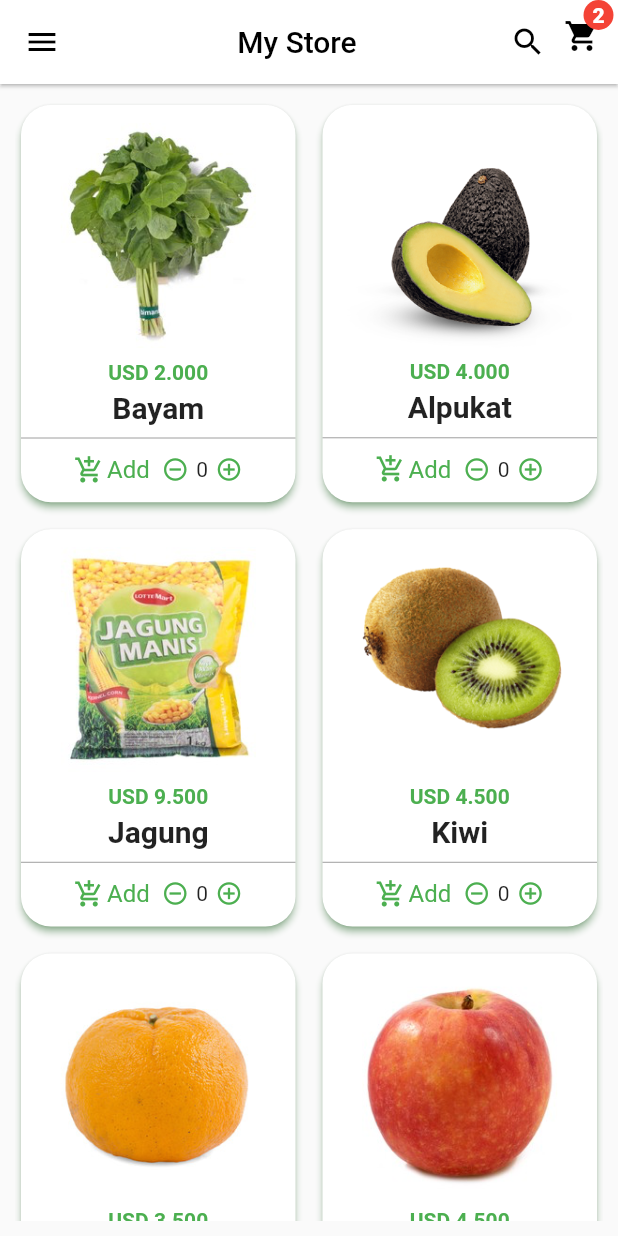
After one commit to agustig/flutter_grocery_ui, a Flutter app: the screen it shows after launch, on a phone screen of 412 x 824 dp. The commit adds this screen. Run offline on Flutter 3.47's test engine with Material 2 defaults, Android fonts, the phone set to English and light mode, and no system bars.

Commit message:
refactor for implement clean architecture

```diff
--- a/lib/models/product.dart
+++ b/lib/data/models/product_model.dart
@@ -1,11 +1,11 @@
-class Product {
+class ProductModel {
   final String title;
   final String price;
   final String quantity;
   final String image;
   final String description;
 
-  Product({
+  ProductModel({
     required this.title,
     required this.price,
     required this.quantity,
@@ -14,8 +14,8 @@ class Product {
   });
 }
 
-final List<Product> allProduct = [
-  Product(
+final List<ProductModel> allProduct = [
+  ProductModel(
     title: 'Bayam',
     price: '2.000',
     quantity: '1ikat',
@@ -23,7 +23,7 @@ final List<Product> allProduct = [
     description:
         'Secara umum sayuran dan buah-buahan merupakan sumber berbagai vitamin, mineral, dan serat pangan. Sebagian vitamin dan mineral yang terkandung dalam sayuran dan buah-buahan berperan untuk membantu proses-proses metabolisme di dalam tubuh, sedangkan antioksidan mampu menangkal senyawa-senyawa hasil oksidasi, radikal bebas, yang mampu menurunkan kondisi kesehatan tubuh',
   ),
-  Product(
+  ProductModel(
     title: 'Alpukat',
     price: '4.000',
     quantity: '1kg',
@@ -31,7 +31,7 @@ final List<Product> allProduct = [
     description:
         'Secara umum sayuran dan buah-buahan merupakan sumber berbagai vitamin, mineral, dan serat pangan. Sebagian vitamin dan mineral yang terkandung dalam sayuran dan buah-buahan berperan untuk membantu proses-proses metabolisme di dalam tubuh, sedangkan antioksidan mampu menangkal senyawa-senyawa hasil oksidasi, radikal bebas, yang mampu menurunkan kondisi kesehatan tubuh',
   ),
-  Product(
+  ProductModel(
     title: 'Jagung',
     price: '9.500',
     quantity: '1bungkus',
@@ -39,7 +39,7 @@ final List<Product> allProduct = [
     description:
         'Secara umum sayuran dan buah-buahan merupakan sumber berbagai vitamin, mineral, dan serat pangan. Sebagian vitamin dan mineral yang terkandung dalam sayuran dan buah-buahan berperan untuk membantu proses-proses metabolisme di dalam tubuh, sedangkan antioksidan mampu menangkal senyawa-senyawa hasil oksidasi, radikal bebas, yang mampu menurunkan kondisi kesehatan tubuh',
   ),
-  Product(
+  ProductModel(
     title: 'Kiwi',
     price: '4.500',
     quantity: '1kg',
@@ -47,7 +47,7 @@ final List<Product> allProduct = [
     description:
         'Secara umum sayuran dan buah-buahan merupakan sumber berbagai vitamin, mineral, dan serat pangan. Sebagian vitamin dan mineral yang terkandung dalam sayuran dan buah-buahan berperan untuk membantu proses-proses metabolisme di dalam tubuh, sedangkan antioksidan mampu menangkal senyawa-senyawa hasil oksidasi, radikal bebas, yang mampu menurunkan kondisi kesehatan tubuh',
   ),
-  Product(
+  ProductModel(
     title: 'Jeruk',
     price: '3.500',
     quantity: '1kg',
@@ -55,7 +55,7 @@ final List<Product> allProduct = [
     description:
         'Secara umum sayuran dan buah-buahan merupakan sumber berbagai vitamin, mineral, dan serat pangan. Sebagian vitamin dan mineral yang terkandung dalam sayuran dan buah-buahan berperan untuk membantu proses-proses metabolisme di dalam tubuh, sedangkan antioksidan mampu menangkal senyawa-senyawa hasil oksidasi, radikal bebas, yang mampu menurunkan kondisi kesehatan tubuh',
   ),
-  Product(
+  ProductModel(
     title: 'Apel',
     price: '4.500',
     quantity: '1kg',
--- /dev/null
+++ b/lib/presentation/pages/home_page.dart
@@ -0,0 +1,83 @@
+import 'package:flutter/material.dart';
+import 'package:grocery_ui/data/models/product_model.dart';
+import 'package:grocery_ui/presentation/widgets/product_widget.dart';
+
+class HomePage extends StatelessWidget {
+  HomePage({super.key});
+
+  final products = allProduct;
+
+  @override
+  Widget build(BuildContext context) {
+    return Scaffold(
+      appBar: AppBar(
+        leading: const Icon(
+          Icons.menu,
+          color: Colors.black,
+        ),
+        backgroundColor: Colors.white,
+        title: const Center(
+          child: Text(
+            'My Store',
+            style: TextStyle(
+              color: Colors.black,
+            ),
+          ),
+        ),
+        actions: [
+          const Icon(
+            Icons.search,
+            color: Colors.black,
+          ),
+          Stack(
+            children: [
+              IconButton(
+                onPressed: () {},
+                icon: const Icon(
+                  Icons.shopping_cart,
+                  color: Colors.black,
+                ),
+              ),
+              Positioned(
+                top: 0,
+                right: 3,
+                child: Container(
+                  height: 20,
+                  width: 20,
+                  decoration: const BoxDecoration(
+                    shape: BoxShape.circle,
+                    color: Colors.red,
+                  ),
+                  child: const Center(
+                    child: Text(
+                      '2',
+                      style: TextStyle(
+                        color: Colors.white,
+                        fontWeight: FontWeight.w800,
+                      ),
+                    ),
+                  ),
+                ),
+              ),
+            ],
+          ),
+        ],
+        elevation: 1,
+      ),
+      body: Container(
+        margin: const EdgeInsets.all(10),
+        child: GridView.builder(
+          gridDelegate: const SliverGridDelegateWithFixedCrossAxisCount(
+            mainAxisSpacing: 10,
+            crossAxisSpacing: 10,
+            childAspectRatio: 0.7,
+            crossAxisCount: 2,
+          ),
+          itemBuilder: (context, index) =>
+              ProductWidget(product: products[index]),
+          itemCount: products.length,
+        ),
+      ),
+    );
+  }
+}
--- a/lib/views/pages/product_detail_page.dart
+++ b/lib/presentation/pages/product_detail_page.dart
@@ -1,9 +1,9 @@
 import 'package:flutter/material.dart';
-import 'package:grocery_ui/models/product.dart';
+import 'package:grocery_ui/data/models/product_model.dart';
 
 class ProductDetailPage extends StatelessWidget {
   const ProductDetailPage({super.key, required this.product});
-  final Product product;
+  final ProductModel product;
 
   @override
   Widget build(BuildContext context) {
--- a/lib/views/widgets/product_widget.dart
+++ b/lib/presentation/widgets/product_widget.dart
@@ -1,11 +1,11 @@
 import 'package:flutter/material.dart';
-import 'package:grocery_ui/models/product.dart';
-import 'package:grocery_ui/views/pages/product_detail_page.dart';
+import 'package:grocery_ui/data/models/product_model.dart';
+import 'package:grocery_ui/presentation/pages/product_detail_page.dart';
 
 class ProductWidget extends StatelessWidget {
   const ProductWidget({super.key, required this.product});
 
-  final Product product;
+  final ProductModel product;
 
   @override
   Widget build(BuildContext context) {
```
Also changed, not shown: lib/main.dart (+2 -83 lines).
